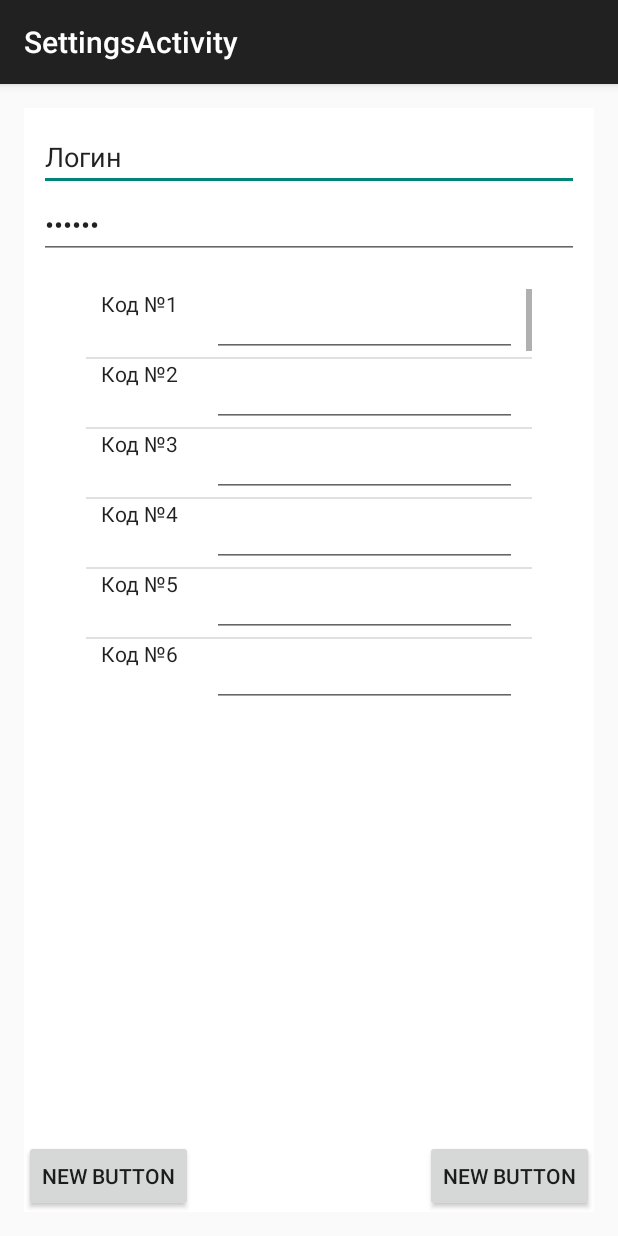
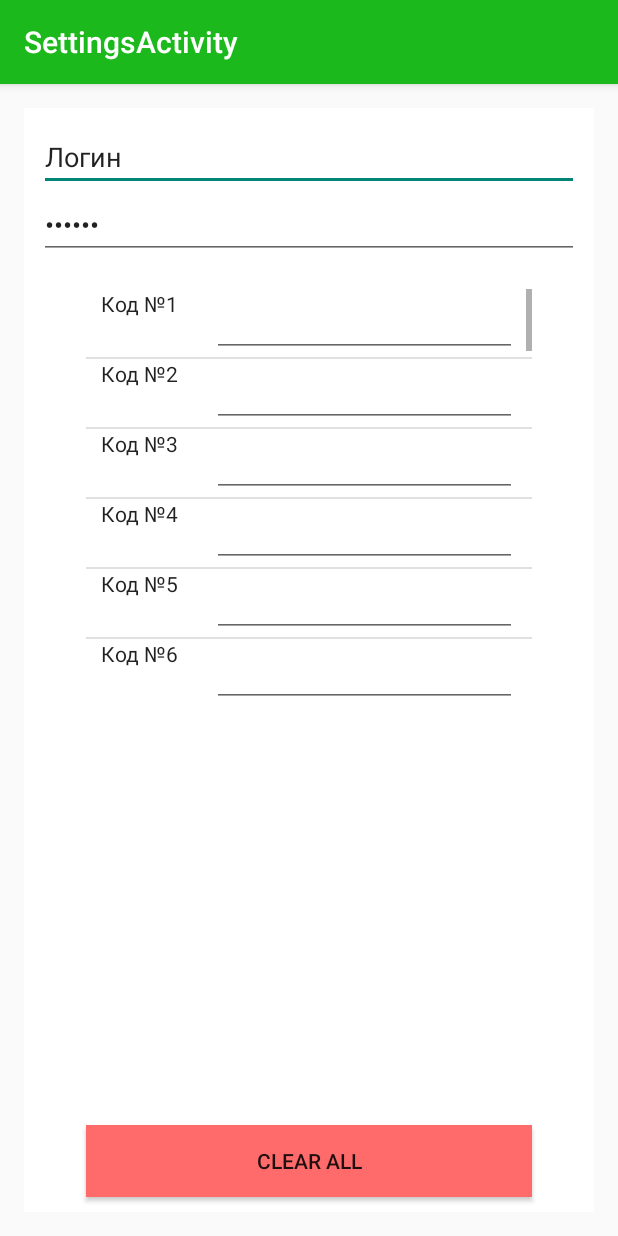
Before and after one commit to oneplusuniverse/Belbank, an Android app: the screen it shows after launch (SettingsActivity), in the options menu, after a tap on "Настройки", on a phone screen of 412 x 824 dp. Run offline under Robolectric (Android 15) with nearby library versions, the phone set to English and light mode, and no system bars.

Commit message:
second commit 30.05.2016

```diff
--- a/app/src/main/java/com/example/malakhau_ti/belbank/MainActivity.java
+++ b/app/src/main/java/com/example/malakhau_ti/belbank/MainActivity.java
@@ -1,5 +1,6 @@
 package com.example.malakhau_ti.belbank;
 
+import android.app.ActionBar;
 import android.app.AlertDialog;
 import android.content.DialogInterface;
 import android.content.Intent;
@@ -9,12 +10,18 @@ import android.net.Uri;
 import android.os.Bundle;
 import android.support.v4.widget.SwipeRefreshLayout;
 import android.support.v7.app.ActionBarActivity;
+import android.support.v7.widget.Toolbar;
+import android.view.Gravity;
+import android.view.LayoutInflater;
 import android.view.Menu;
 import android.view.MenuItem;
+import android.view.View;
 import android.webkit.JavascriptInterface;
 import android.webkit.WebSettings;
 import android.webkit.WebView;
 import android.webkit.WebViewClient;
+import android.widget.ImageView;
+import android.widget.TextView;
 import android.widget.Toast;
 
 import java.util.ArrayList;
@@ -28,15 +35,39 @@ public class MainActivity extends ActionBarActivity implements SwipeRefreshLayou
     public String htmlContent;
     boolean isloggedin = false;
 
+    String login;
+    String password;
     // init your codes array here
+    int[] codes = new int[40];
 
     @Override
     protected void onCreate(Bundle savedInstanceState) {
         super.onCreate(savedInstanceState);
         setContentView(R.layout.activity_main);
+
+
+        android.support.v7.app.ActionBar mActionBar = getSupportActionBar();
+        mActionBar.setDisplayShowHomeEnabled(false);
+        mActionBar.setDisplayShowTitleEnabled(false);
+        LayoutInflater mInflater = LayoutInflater.from(this);
+
+        View mCustomView = mInflater.inflate(R.layout.action_bar_custom_view, null);
+
+        TextView mTitleTextView = (TextView) mCustomView.findViewById(R.id.title_text);
+        mTitleTextView.setText("Беларусбанк");
+
+        mActionBar.setCustomView(mCustomView);
+        mActionBar.setDisplayShowCustomEnabled(true);
+        Toolbar parent =(Toolbar) mCustomView.getParent();
+        parent.setContentInsetsAbsolute(0,0);
+
         swipeRefreshLayout = (SwipeRefreshLayout) findViewById(R.id.swipe_refresh_layout);
         swipeRefreshLayout.setOnRefreshListener(this);
-        swipeRefreshLayout.setColorSchemeResources(R.color.green, R.color.red, R.color.yellow,  R.color.blue );
+        swipeRefreshLayout.setColorSchemeResources(R.color.green, R.color.red, R.color.yellow, R.color.blue);
+
+        Toast toast = Toast.makeText(getApplicationContext(),
+                String.valueOf(mActionBar.getHeight()), Toast.LENGTH_SHORT);
+        toast.show();
 
         class MyJavaScriptInterface {
             @JavascriptInterface
@@ -81,8 +112,8 @@ public class MainActivity extends ActionBarActivity implements SwipeRefreshLayou
             public void onPageFinished(WebView view, String url) {
 //                if(!isloggedin){
                 view.loadUrl("javascript:(function() { " +
-                        "document.getElementById('userID').value='"+(String)YourLogin+"';" +
-                        "document.getElementById('password').value='"+(String)YourPassword+"';" +
+                        "document.getElementById('userID').value='" + login + "';" +
+                        "document.getElementById('password').value='" + password + "';" +
                         "this.disabled=true;document.forms.LoginForm1.bbIbLoginAction.value='in-action';document.forms.LoginForm1.submit();" +
                         "})()");
 
@@ -90,22 +121,22 @@ public class MainActivity extends ActionBarActivity implements SwipeRefreshLayou
                         "javascript:window.HTMLOUT.processHTML(document.getElementsByTagName('span')[0].innerHTML.replace(/\\D+/g,\"\"));" +
                         "})()");
 
-                if(htmlContent!=null){
-                 wv.loadUrl("javascript:(function() { " +
-                        "document.getElementById('codevalue').value='"+String.valueOf(codes[Integer.valueOf(htmlContent)-1])+"';"+
-                        "this.disabled=true;document.forms.LoginForm1.bbIbLoginAction.value='in-action';document.forms.LoginForm1.submit();"+
-                        "})()");
-                Toast toast = Toast.makeText(getApplicationContext(),
-                        String.valueOf(codes[Integer.valueOf(htmlContent)-1]), Toast.LENGTH_SHORT);
-                toast.show();
+                if (htmlContent != null) {
+                    wv.loadUrl("javascript:(function() { " +
+                            "document.getElementById('codevalue').value='" + String.valueOf(codes[Integer.valueOf(htmlContent) - 1]) + "';" +
+                            "this.disabled=true;document.forms.LoginForm1.bbIbLoginAction.value='in-action';document.forms.LoginForm1.submit();" +
+                            "})()");
+                    Toast.makeText(getApplicationContext(),
+                            String.valueOf(codes[Integer.valueOf(htmlContent) - 1]), Toast.LENGTH_SHORT).show();
+//                    toast.show();
                     isloggedin = true;
-                   // htmlContent=null;
+                    // htmlContent=null;
                 }
                 swipeRefreshLayout.setRefreshing(false);
 //                }
             }
         });
-        wv.loadUrl("https://ibank.asb.by");
+//        wv.loadUrl("https://ibank.asb.by");
     }
 
     @Override
@@ -126,6 +157,7 @@ public class MainActivity extends ActionBarActivity implements SwipeRefreshLayou
         if (id == R.id.action_settings) {
             Intent myIntent = new Intent(MainActivity.this, SettingsActivity.class);
             MainActivity.this.startActivity(myIntent);
+            overridePendingTransition(R.anim.diagonaltranslate,R.anim.alpha);
         }
 
         return super.onOptionsItemSelected(item);
--- a/app/src/main/java/com/example/malakhau_ti/belbank/SettingsActivity.java
+++ b/app/src/main/java/com/example/malakhau_ti/belbank/SettingsActivity.java
@@ -2,16 +2,23 @@ package com.example.malakhau_ti.belbank;
 
 import android.os.Bundle;
 import android.support.v7.app.ActionBarActivity;
+import android.view.View;
 import android.widget.ArrayAdapter;
+import android.widget.Button;
 import android.widget.ListView;
 
-public class SettingsActivity extends ActionBarActivity {
+public class SettingsActivity extends ActionBarActivity implements View.OnClickListener {
 
     private ListView codelist;
+    Button delete;
     @Override
     protected void onCreate(Bundle savedInstanceState) {
         super.onCreate(savedInstanceState);
         setContentView(R.layout.activity_settings);
+
+        delete = (Button) findViewById(R.id.DeleteBtn);
+        delete.setOnClickListener(this);
+
         String[] Codes = new String[40];
         for(int i = 0;i<40;i++){
             Codes[i] = "Код №"+String.valueOf(i+1);
@@ -23,4 +30,19 @@ public class SettingsActivity extends ActionBarActivity {
         codelist.setAdapter(adapter);
     }
 
+    @Override
+    public void onClick(View view) {
+        switch (view.getId()) {
+            case R.id.DeleteBtn:
+                Delete();
+                break;
+        }
+    }
+
+    private void Delete(){
+        //Clear data in pref
+//        overridePendingTransition(R.anim.alpha,R.anim.diagonaltranslate);
+        this.finish();
+    }
+
 }
--- /dev/null
+++ b/app/src/main/res/anim/alpha.xml
@@ -0,0 +1,8 @@
+<?xml version="1.0" encoding="utf-8"?>
+<set xmlns:android="http://schemas.android.com/apk/res/android"
+    android:interpolator="@android:anim/linear_interpolator">
+    <translate
+        android:fromXDelta="0"
+        android:toXDelta="-100%p"
+        android:duration="100"/>
+</set>
--- /dev/null
+++ b/app/src/main/res/anim/diagonaltranslate.xml
@@ -0,0 +1,8 @@
+<?xml version="1.0" encoding="utf-8"?>
+<set xmlns:android="http://schemas.android.com/apk/res/android"
+    android:interpolator="@android:anim/linear_interpolator">
+    <translate
+        android:fromXDelta="100%p"
+        android:toXDelta="0"
+        android:duration="100"/>
+</set>
--- a/app/src/main/res/layout/activity_settings.xml
+++ b/app/src/main/res/layout/activity_settings.xml
@@ -56,28 +56,16 @@
     </LinearLayout>
 
     <Button
-        android:layout_width="wrap_content"
+        android:layout_width="297dp"
         android:layout_height="wrap_content"
-        android:text="New Button"
-        android:id="@+id/button2"
-        android:layout_marginTop="20dp"
+        android:text="Clear All"
+        android:id="@+id/DeleteBtn"
+        android:focusableInTouchMode="false"
+        android:isScrollContainer="false"
+        android:layout_gravity="center_horizontal"
         android:layout_alignParentBottom="true"
-        android:focusableInTouchMode="false"
-        android:isScrollContainer="false"/>
-
-    <Button
-        style="?android:attr/buttonStyleSmall"
-        android:layout_width="wrap_content"
-        android:layout_height="wrap_content"
-        android:text="New Button"
-        android:id="@+id/button3"
-        android:layout_marginTop="20dp"
-        android:layout_alignParentTop="false"
+        android:background="#ff6b6b"
         android:layout_centerHorizontal="true"
-        android:layout_alignParentBottom="true"
-        android:layout_gravity="right"
-        android:layout_alignParentRight="true"
-        android:focusableInTouchMode="false"
-        android:isScrollContainer="false"/>
+        android:layout_marginBottom="10dp" />
 
 </RelativeLayout>
--- a/app/src/main/res/layout/list_item.xml
+++ b/app/src/main/res/layout/list_item.xml
@@ -1,6 +1,6 @@
 <?xml version="1.0" encoding="utf-8"?>
 <RelativeLayout xmlns:android="http://schemas.android.com/apk/res/android"
-    android:orientation="vertical"
+    android:orientation="horizontal"
     android:layout_width="fill_parent"
     android:layout_height="fill_parent">
 
--- a/app/src/main/res/values/colors.xml
+++ b/app/src/main/res/values/colors.xml
@@ -1,7 +1,8 @@
 <?xml version="1.0" encoding="utf-8"?>
 <resources>
     <color name="red">#ff2f00</color>
-    <color name="green">#0fdc0f</color>
+    <color name="green">#1cb91c</color>
     <color name="blue">#03b1cf</color>
     <color name="yellow">#ff774d</color>
+
 </resources>
--- a/app/src/main/res/values/styles.xml
+++ b/app/src/main/res/values/styles.xml
@@ -3,6 +3,8 @@
     <!-- Base application theme. -->
     <style name="AppTheme" parent="Theme.AppCompat.Light.DarkActionBar">
         <!-- Customize your theme here. -->
+        <item name="colorPrimaryDark">@color/green</item>
+        <item name="colorPrimary">@color/green</item>
     </style>
 
 </resources>
```
Also changed, not shown: app/src/main/java/com/example/malakhau_ti/belbank/MyAdapter.java (added, +43 -0 lines), app/src/main/res/layout/action_bar_custom_view.xml (added, +30 -0 lines), app/src/main/res/layout/activity_main.xml (+6 -4 lines), app/src/main/res/drawable/belbank.png (added), app/src/main/res/drawable/belbank_mini.png (added), 1 other file.
